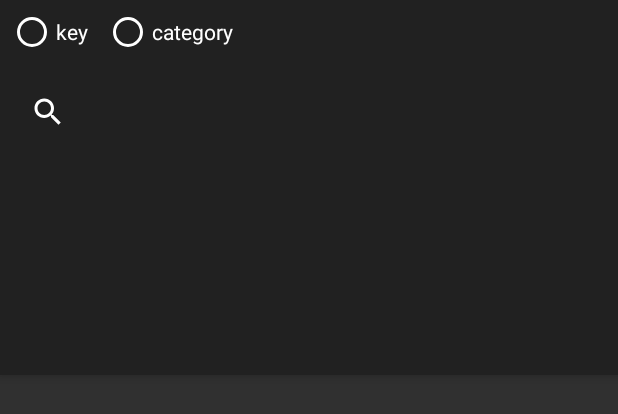
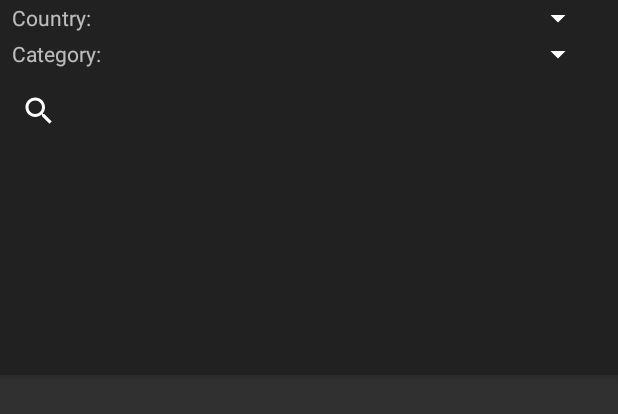
Before and after one commit to dahaka68/news-ironman, an Android app: the layout activity_main.xml on its own in the app's theme, with its tools: preview values and no code run, on a phone screen of 412 x 824 dp. Shown: the top 414 px of the screen. Run offline under Robolectric (Android 15) with nearby library versions, the phone set to English and light mode, and no system bars; network calls fail.

Commit message:
filter ui created2

```diff
--- a/app/src/main/res/layout/activity_main.xml
+++ b/app/src/main/res/layout/activity_main.xml
@@ -26,46 +26,70 @@
                 android:id="@+id/anim_toolbar"
                 android:layout_width="match_parent"
                 android:layout_height="wrap_content"
+                app:layout_collapseMode="pin"
                 app:layout_scrollFlags="scroll|snap"
-                app:layout_collapseMode="pin"
                 app:popupTheme="@style/ThemeOverlay.AppCompat.Light">
 
             </android.support.v7.widget.Toolbar>
 
             <LinearLayout
-                android:id="@+id/contentToolbar"
                 android:layout_width="match_parent"
                 android:layout_height="wrap_content"
-                app:layout_scrollFlags="scroll|enterAlways"
-                android:orientation="vertical">
+                android:orientation="vertical"
+                app:layout_scrollFlags="scroll|enterAlways">
 
-
-                <RadioGroup
-                    android:id="@+id/radioGroup"
+                <LinearLayout
                     android:layout_width="match_parent"
-                    android:layout_height="wrap_content"
+                    android:layout_height="match_parent"
+                    android:layout_gravity="center"
+                    android:layout_marginEnd="8dp"
+                    android:layout_marginStart="8dp"
+                    android:gravity="center"
                     android:orientation="horizontal">
 
-                    <RadioButton
-                        android:id="@+id/key"
+                    <TextView
                         android:layout_width="wrap_content"
                         android:layout_height="wrap_content"
-                        android:layout_margin="5dp"
-                        android:text="key" />
+                        android:text="Country: " />
 
-                    <RadioButton
-                        android:id="@+id/category"
+                    <Spinner
+                        android:id="@+id/spCountry"
+                        android:layout_width="0dp"
+                        android:layout_height="wrap_content"
+                        android:layout_marginEnd="8dp"
+                        android:layout_marginStart="8dp"
+                        android:layout_weight="1" />
+                </LinearLayout>
+
+                <LinearLayout
+                    android:layout_width="match_parent"
+                    android:layout_height="match_parent"
+                    android:layout_gravity="center"
+                    android:layout_marginEnd="8dp"
+                    android:layout_marginStart="8dp"
+                    android:gravity="center"
+                    android:orientation="horizontal">
+
+                    <TextView
                         android:layout_width="wrap_content"
                         android:layout_height="wrap_content"
-                        android:layout_margin="5dp"
-                        android:text="category" />
-                </RadioGroup>
+                        android:text="Category: " />
+
+                    <Spinner
+                        android:id="@+id/spCategory"
+                        android:layout_width="0dp"
+                        android:layout_height="wrap_content"
+                        android:layout_marginEnd="8dp"
+                        android:layout_marginStart="8dp"
+                        android:layout_weight="1" />
+
+                </LinearLayout>
 
                 <android.support.v7.widget.SearchView
                     android:id="@+id/seach"
                     android:layout_width="match_parent"
                     android:layout_height="wrap_content"
-                    android:layout_margin="8dp" />
+                    android:layout_margin="2dp" />
 
             </LinearLayout>
 
--- a/gradle.properties
+++ b/gradle.properties
@@ -9,7 +9,7 @@
 
 # Specifies the JVM arguments used for the daemon process.
 # The setting is particularly useful for tweaking memory settings.
-org.gradle.jvmargs=-Xmx1536m
+org.gradle.jvmargs=-Xmx1024m
 
 # When configured, Gradle will run in incubating parallel mode.
 # This option should only be used with decoupled projects. More details, visit
```
